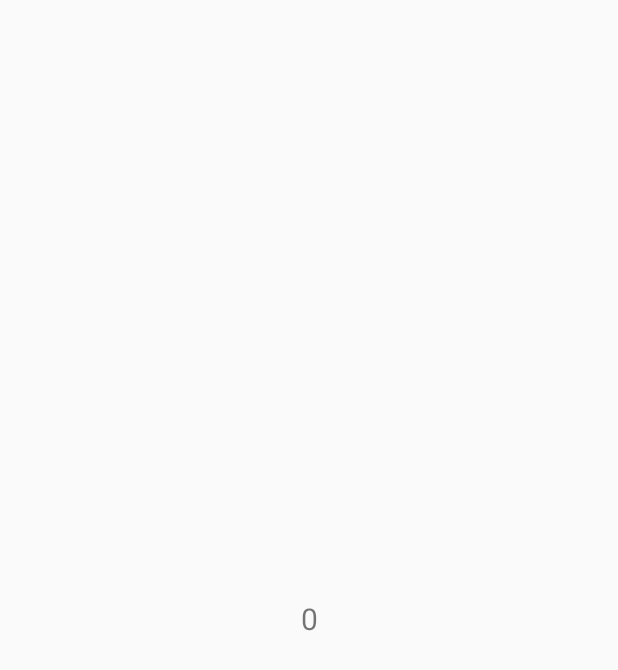
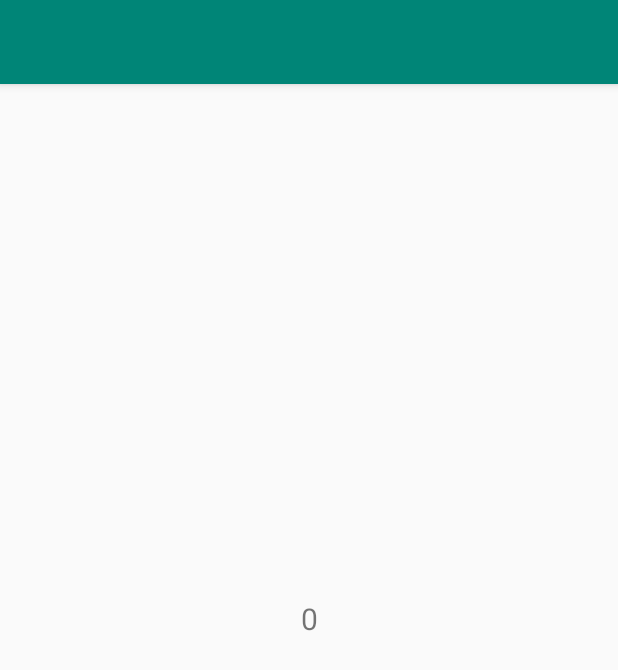
Before and after one commit to booknara/android-implementation-patterns, an Android app: the TimerLiveDataActivity screen opened directly, with no data from a screen before it, on a phone screen of 412 x 824 dp. Before the commit the part shown is almost empty. Shown: the top 670 px of the screen. Run offline under Robolectric (Android 15) with nearby library versions, the phone set to English and light mode, and no system bars; our stand-ins replace data binding.

Commit message:
Add Data Binding practice

```diff
--- a/app/src/main/java/com/booknara/android/apps/patterns/activity/TimerLiveDataActivity.java
+++ b/app/src/main/java/com/booknara/android/apps/patterns/activity/TimerLiveDataActivity.java
@@ -1,46 +1,41 @@
 package com.booknara.android.apps.patterns.activity;
 
 import android.os.Bundle;
-import android.widget.TextView;
 
 import androidx.annotation.Nullable;
+import androidx.databinding.DataBindingUtil;
 import androidx.fragment.app.FragmentActivity;
 import androidx.lifecycle.ViewModelProviders;
 
 import com.booknara.android.apps.patterns.R;
+import com.booknara.android.apps.patterns.databinding.ActivityTimerBinding;
 import com.booknara.android.apps.patterns.viewmodel.LiveDataTimerViewModel;
-import com.booknara.android.apps.patterns.viewmodel.lifecycleobserver.ActivityObserver;
-
-import butterknife.BindView;
-import butterknife.ButterKnife;
 
 public class TimerLiveDataActivity extends FragmentActivity {
     private static final String TAG = "TimerLiveDataActivity";
 
-    @BindView(R.id.timer_value_text)
-    protected TextView timerText;
-
+    private ActivityTimerBinding binding;
     private LiveDataTimerViewModel liveDataTimerViewModel;
 
     @Override
     protected void onCreate(@Nullable Bundle savedInstanceState) {
         super.onCreate(savedInstanceState);
-        setContentView(R.layout.activity_timer);
-
-        ButterKnife.bind(this);
+        binding = DataBindingUtil.setContentView(this, R.layout.activity_timer);
+        binding.setLifecycleOwner(this);
 
         liveDataTimerViewModel = ViewModelProviders.of(this).get(LiveDataTimerViewModel.class);
-        subscribeElapsedTimeObserver();
-        getLifecycle().addObserver(new ActivityObserver());
+        binding.setViewModel(liveDataTimerViewModel);
+//        subscribeElapsedTimeObserver();
+//        getLifecycle().addObserver(new ActivityObserver());
     }
 
-    private void subscribeElapsedTimeObserver() {
-        liveDataTimerViewModel.elapsedTime.observe(this, value -> {
-            displayTimerValue(String.valueOf(value));
-        });
-    }
-
-    private void displayTimerValue(String value) {
-        timerText.setText(value);
-    }
+//    private void subscribeElapsedTimeObserver() {
+//        liveDataTimerViewModel.elapsedTime.observe(this, value -> {
+//            displayTimerValue(String.valueOf(value));
+//        });
+//    }
+//
+//    private void displayTimerValue(String value) {
+//        binding.timerValueText.setText(value);
+//    }
 }
--- a/app/src/main/java/com/booknara/android/apps/patterns/viewmodel/LiveDataTimerViewModel.java
+++ /dev/null
@@ -1,31 +0,0 @@
-package com.booknara.android.apps.patterns.viewmodel;
-
-import android.os.SystemClock;
-
-import androidx.lifecycle.MutableLiveData;
-import androidx.lifecycle.ViewModel;
-
-import java.util.Timer;
-import java.util.TimerTask;
-
-public class LiveDataTimerViewModel extends ViewModel {
-    private static final String TAG = "LiveDataTimerViewModel";
-    private static final int ONE_SECOND = 1000;
-
-    public MutableLiveData<Long> elapsedTime = new MutableLiveData<>();
-
-    private long initialTime;
-
-    public LiveDataTimerViewModel() {
-        initialTime = SystemClock.elapsedRealtime();
-        Timer timer = new Timer();
-
-        timer.scheduleAtFixedRate(new TimerTask() {
-            @Override
-            public void run() {
-                long newValue = (SystemClock.elapsedRealtime() - initialTime) / 1000;
-                elapsedTime.postValue(newValue);
-            }
-        }, ONE_SECOND, ONE_SECOND);
-    }
-}
--- /dev/null
+++ b/app/src/main/java/com/booknara/android/apps/patterns/viewmodel/LiveDataTimerViewModel.kt
@@ -0,0 +1,28 @@
+package com.booknara.android.apps.patterns.viewmodel
+
+import android.os.SystemClock
+import android.util.Log
+import androidx.lifecycle.MutableLiveData
+import androidx.lifecycle.ViewModel
+import java.util.*
+
+class LiveDataTimerViewModel: ViewModel() {
+    val elapsedTime = MutableLiveData<String>()
+    val initialTime: Long = SystemClock.elapsedRealtime()
+
+    init {
+        val timer = Timer()
+        timer.scheduleAtFixedRate(object : TimerTask() {
+            override fun run() {
+                val newValue = (SystemClock.elapsedRealtime() - initialTime) / 1000
+                Log.d(TAG, "time : $newValue")
+                elapsedTime.postValue(newValue.toString())
+            }
+        }, ONE_SECOND, ONE_SECOND)
+    }
+
+    companion object {
+        const val TAG = "LiveDataTimerViewModel"
+        const val ONE_SECOND = 1000L
+    }
+}
--- a/app/src/main/res/layout/activity_timer.xml
+++ b/app/src/main/res/layout/activity_timer.xml
@@ -1,10 +1,21 @@
 <layout>
+
+    <data>
+        <variable
+            name="viewModel"
+            type="com.booknara.android.apps.patterns.viewmodel.LiveDataTimerViewModel" />
+    </data>
+
     <androidx.constraintlayout.widget.ConstraintLayout
         xmlns:android="http://schemas.android.com/apk/res/android"
         xmlns:app="http://schemas.android.com/apk/res-auto"
         android:layout_width="match_parent"
         android:layout_height="match_parent"
         xmlns:tools="http://schemas.android.com/tools">
+
+        <include
+            android:id="@+id/toolbar_view"
+            layout="@layout/main_toolbar"/>
 
         <TextView
             android:id="@+id/timer_value_text"
@@ -15,6 +26,7 @@
             app:layout_constraintRight_toRightOf="parent"
             app:layout_constraintTop_toTopOf="parent"
             android:textSize="20sp"
+            android:text="@{viewModel.elapsedTime}"
             tools:text="0"/>
 
     </androidx.constraintlayout.widget.ConstraintLayout>
```
